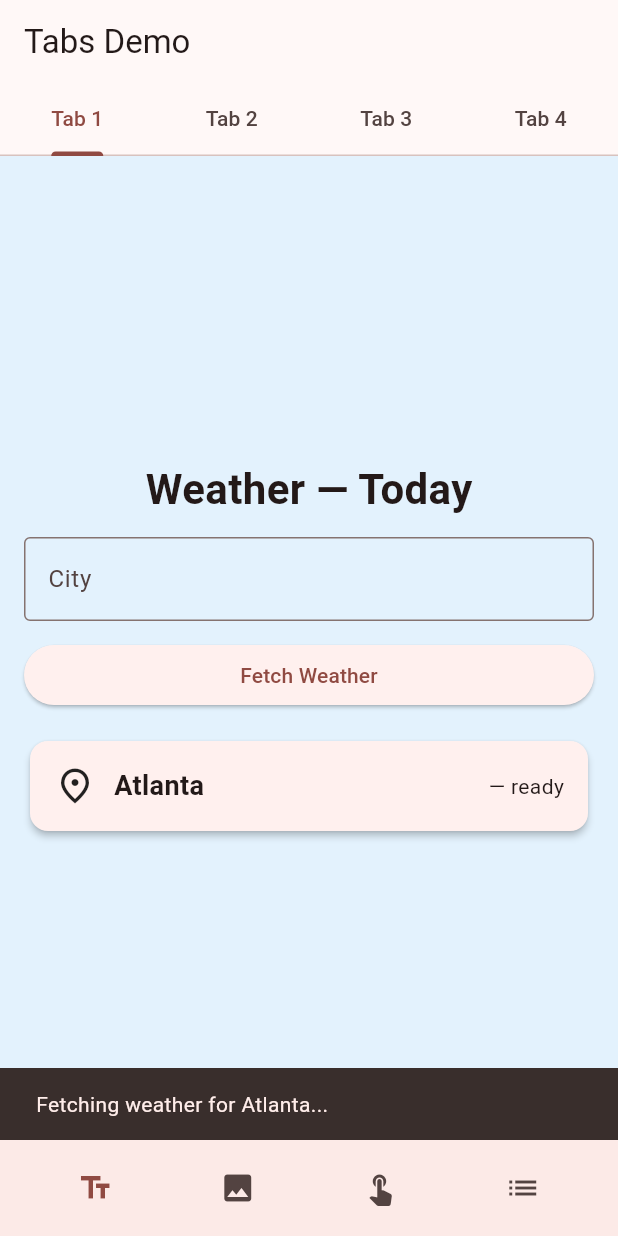
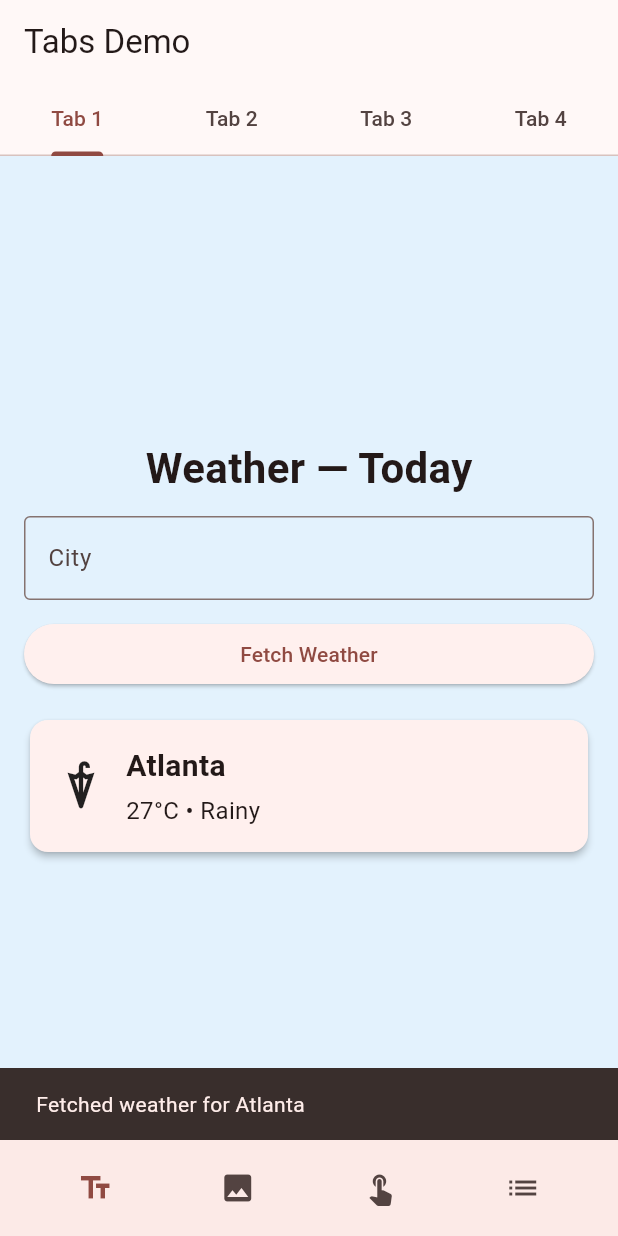
Before and after one commit to itachiispapi/weather_info_app, a Flutter app: the screen it shows after launch, after a tap on "Fetch Weather", on a phone screen of 412 x 824 dp. Run offline on Flutter 3.47's test engine with Material 3 defaults, Android fonts, the phone set to English and light mode, and no system bars; network calls fail.

Commit message:
Simulated weather data for input city

```diff
--- a/lib/main.dart
+++ b/lib/main.dart
@@ -1,3 +1,4 @@
+import 'dart:math';
 import 'package:flutter/material.dart';
 
 void main() {
@@ -38,6 +39,9 @@ class __TabsNonScrollableDemoState extends State<_TabsNonScrollableDemo>
 
   final TextEditingController _cityController = TextEditingController();
   String? _cityEntered;
+  int? _todayTempC;
+  String? _todayCond;
+  final List<String> _conds = ['Sunny', 'Cloudy', 'Rainy'];
 
   @override
   String get restorationId => 'tab_non_scrollable_demo';
@@ -70,9 +74,25 @@ class __TabsNonScrollableDemoState extends State<_TabsNonScrollableDemo>
   }
 
   void _onFetchWeather() {
+    final r = Random();
     final c = _cityController.text.trim().isEmpty ? 'Atlanta' : _cityController.text.trim();
-    setState(() => _cityEntered = c);
-    ScaffoldMessenger.of(context).showSnackBar(SnackBar(content: Text('Fetching weather for $c...')));
+    setState(() {
+      _cityEntered = c;
+      _todayTempC = 15 + r.nextInt(16);
+      _todayCond = _conds[r.nextInt(_conds.length)];
+    });
+    ScaffoldMessenger.of(context).showSnackBar(SnackBar(content: Text('Fetched weather for $c')));
+  }
+
+  IconData _iconFor(String cond) {
+    switch (cond) {
+      case 'Sunny':
+        return Icons.wb_sunny_outlined;
+      case 'Cloudy':
+        return Icons.cloud_outlined;
+      default:
+        return Icons.umbrella_outlined;
+    }
   }
 
   @override
@@ -131,22 +151,25 @@ class __TabsNonScrollableDemoState extends State<_TabsNonScrollableDemo>
                       ),
                     ),
                     const SizedBox(height: 16),
-                    if (_cityEntered != null)
+                    if (_cityEntered != null && _todayTempC != null && _todayCond != null)
                       Card(
                         elevation: 2,
                         child: Padding(
                           padding: const EdgeInsets.all(16),
                           child: Row(
                             children: [
-                              const Icon(Icons.place_outlined, size: 28),
+                              Icon(_iconFor(_todayCond!), size: 36),
                               const SizedBox(width: 12),
                               Expanded(
-                                child: Text(
-                                  _cityEntered!,
-                                  style: const TextStyle(fontSize: 18, fontWeight: FontWeight.w600),
+                                child: Column(
+                                  crossAxisAlignment: CrossAxisAlignment.start,
+                                  children: [
+                                    Text(_cityEntered!, style: const TextStyle(fontSize: 20, fontWeight: FontWeight.w600)),
+                                    const SizedBox(height: 4),
+                                    Text('$_todayTempC°C • $_todayCond', style: const TextStyle(fontSize: 16)),
+                                  ],
                                 ),
                               ),
-                              const Text('— ready'),
                             ],
                           ),
                         ),
```
